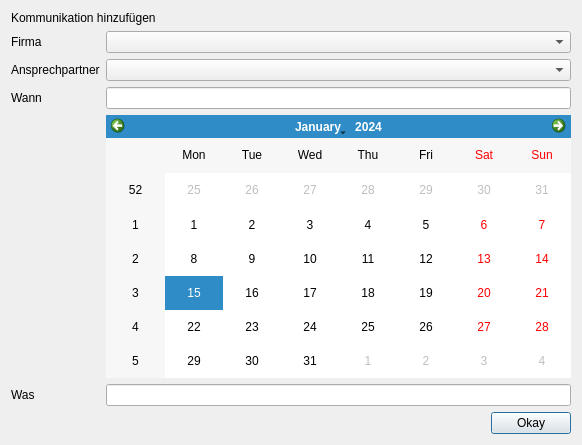
This is createcommunication.ui in green-lion-racing/glr-database as Qt 5 draws it before an edit. The edited form follows.
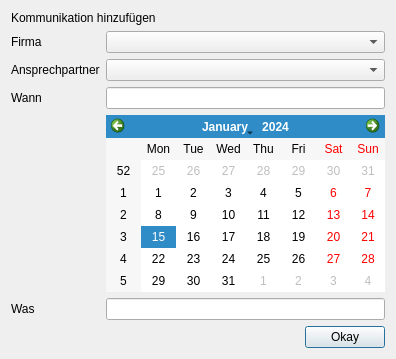
This is the edited form.

What changed in the file:
```diff
--- a/createcommunication.ui
+++ b/createcommunication.ui
@@ -6,8 +6,8 @@
    <rect>
     <x>0</x>
     <y>0</y>
-    <width>582</width>
-    <height>445</height>
+    <width>396</width>
+    <height>359</height>
    </rect>
   </property>
   <property name="windowTitle">
```
